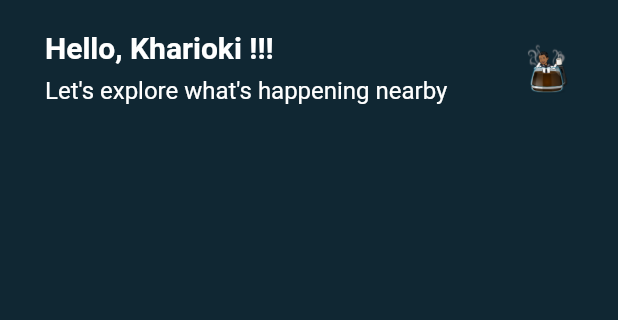
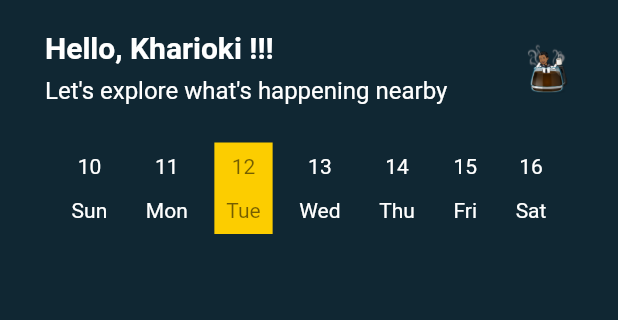
Before and after one commit to kharioki/Event-App, a Flutter app: the HomeScreen screen opened directly, on a phone screen of 412 x 824 dp, the part 132-452 px from its top. Run offline on Flutter 3.47's test engine with Material 2 defaults, Android fonts, the phone set to English and light mode, and no system bars.

Commit message:
data, event type and events model, and date data

```diff
--- /dev/null
+++ b/lib/models/date_model.dart
@@ -0,0 +1,4 @@
+class DateModel {
+  String weekDay;
+  String date;
+}
--- /dev/null
+++ b/lib/models/event_type_model.dart
@@ -0,0 +1,4 @@
+class EventTypeModel {
+  String imgAssetPath;
+  String eventType;
+}
--- /dev/null
+++ b/lib/models/events_model.dart
@@ -0,0 +1,6 @@
+class EventsModel {
+  String desc;
+  String date;
+  String address;
+  String imgAssetPath;
+}
--- a/lib/screens/home_screen.dart
+++ b/lib/screens/home_screen.dart
@@ -84,6 +84,23 @@ class _HomeScreenState extends State<HomeScreen> {
                       ),
                     ],
                   ),
+                  SizedBox(height: 25),
+                  Row(
+                    mainAxisAlignment: MainAxisAlignment.spaceEvenly,
+                    children: [
+                      DateTile(date: '10', weekDay: 'Sun'),
+                      DateTile(date: '11', weekDay: 'Mon'),
+                      DateTile(
+                        date: '12',
+                        weekDay: 'Tue',
+                        isSelected: true,
+                      ),
+                      DateTile(date: '13', weekDay: 'Wed'),
+                      DateTile(date: '14', weekDay: 'Thu'),
+                      DateTile(date: '15', weekDay: 'Fri'),
+                      DateTile(date: '16', weekDay: 'Sat'),
+                    ],
+                  ),
                 ],
               ),
             ),
@@ -93,3 +110,37 @@ class _HomeScreenState extends State<HomeScreen> {
     );
   }
 }
+
+class DateTile extends StatelessWidget {
+  final String weekDay;
+  final String date;
+  final bool isSelected;
+
+  const DateTile({Key key, this.weekDay, this.date, this.isSelected = false})
+      : super(key: key);
+
+  @override
+  Widget build(BuildContext context) {
+    return Container(
+      padding: EdgeInsets.all(8.0),
+      color: isSelected ? Color(0xFFFCCD00) : Colors.transparent,
+      child: Column(
+        children: [
+          Text(
+            date,
+            style: TextStyle(
+              color: isSelected ? Colors.black54 : Colors.white,
+            ),
+          ),
+          SizedBox(height: 13),
+          Text(
+            weekDay,
+            style: TextStyle(
+              color: isSelected ? Colors.black54 : Colors.white,
+            ),
+          ),
+        ],
+      ),
+    );
+  }
+}
```
Also changed, not shown: lib/data/data.dart (added, +60 -0 lines).
